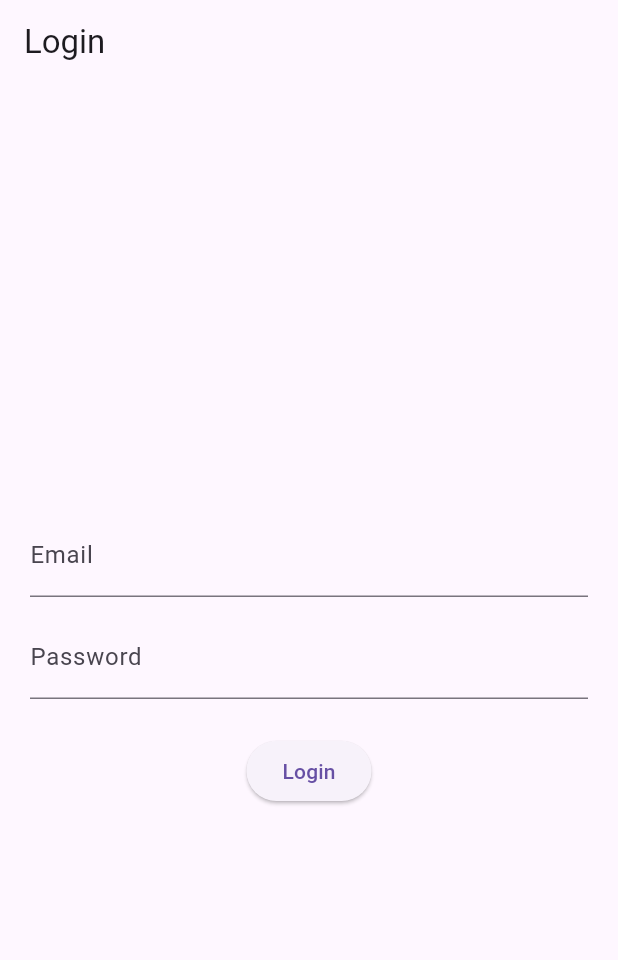
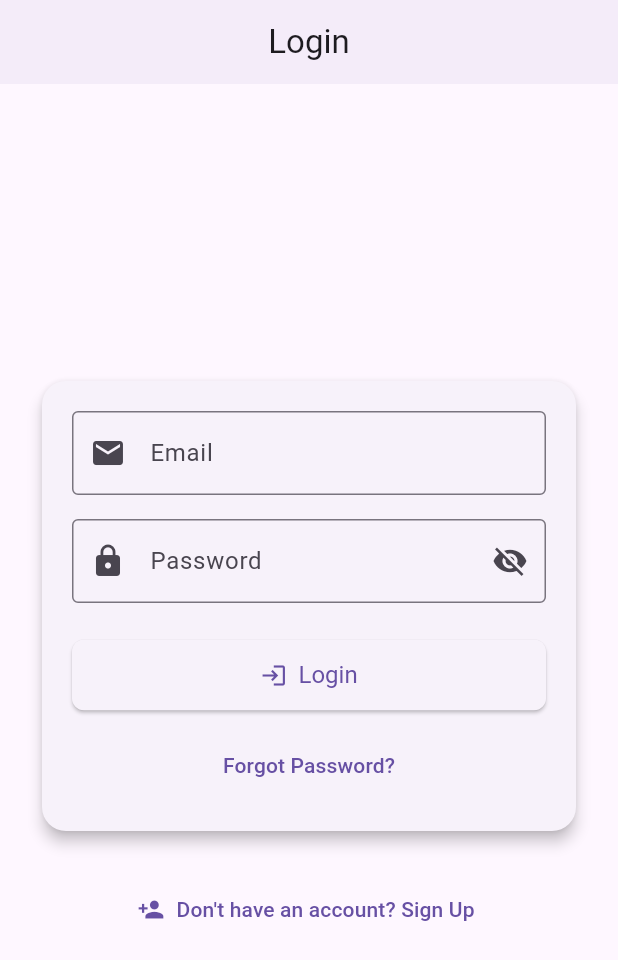
Before and after one commit to MamaFati/Blog_Post, a Flutter app: the screen it shows after launch, on a phone screen of 412 x 824 dp. Shown: the top 960 px of the screen. Run offline on Flutter 3.47's test engine with Material 3 defaults, Android fonts, the phone set to English and light mode, and no system bars; our stand-ins replace file_picker.

Commit message:
refactor: updated gradle version and modified login page

```diff
--- a/lib/views/auth/login_page.dart
+++ b/lib/views/auth/login_page.dart
@@ -15,14 +15,24 @@ class _LoginPageState extends State<LoginPage> {
   final _passwordController = TextEditingController();
   final _formKey = GlobalKey<FormState>();
   String _error = '';
+  bool _isLoading = false;
+  bool _showPassword = false;
 
-  void _handleLogin() {
+  void _handleLogin() async {
     if (_formKey.currentState!.validate()) {
+      setState(() {
+        _isLoading = true;
+        _error = '';
+      });
+      await Future.delayed(const Duration(seconds: 1)); // Simulate network
       final authProvider = Provider.of<AuthProvider>(context, listen: false);
       final success = authProvider.login(
         _usernameController.text.trim(),
         _passwordController.text.trim(),
       );
+      setState(() {
+        _isLoading = false;
+      });
       if (success) {
         Navigator.pushReplacementNamed(context, AppRoutes.home);
       } else {
@@ -36,39 +46,128 @@ class _LoginPageState extends State<LoginPage> {
   @override
   Widget build(BuildContext context) {
     return Scaffold(
-      appBar: AppBar(title: const Text("Login")),
-      body: Padding(
-        padding: const EdgeInsets.all(20.0),
+      appBar: AppBar(
+        title: const Text("Login"),
+        centerTitle: true,
+        elevation: 2,
+      ),
+      body: Center(
+        child: SingleChildScrollView(
+          padding: const EdgeInsets.all(24.0),
           child: Form(
             key: _formKey,
             child: Column(
               mainAxisAlignment: MainAxisAlignment.center,
               children: [
-              if (_error.isNotEmpty)
-                Text(_error, style: const TextStyle(color: Colors.red)),
+                AnimatedContainer(
+                  duration: const Duration(milliseconds: 400),
+                  curve: Curves.easeInOut,
+                  padding: _error.isNotEmpty
+                      ? const EdgeInsets.symmetric(vertical: 8)
+                      : EdgeInsets.zero,
+                  child: _error.isNotEmpty
+                      ? Row(
+                          mainAxisAlignment: MainAxisAlignment.center,
+                          children: [
+                            const Icon(Icons.error, color: Colors.red),
+                            const SizedBox(width: 8),
+                            Text(_error,
+                                style: const TextStyle(color: Colors.red)),
+                          ],
+                        )
+                      : const SizedBox.shrink(),
+                ),
+                Card(
+                  elevation: 4,
+                  shape: RoundedRectangleBorder(
+                      borderRadius: BorderRadius.circular(16)),
+                  child: Padding(
+                    padding: const EdgeInsets.all(20.0),
+                    child: Column(
+                      children: [
                         TextFormField(
                           controller: _usernameController,
-                decoration: const InputDecoration(labelText: "Email"),
+                          decoration: InputDecoration(
+                            labelText: "Email",
+                            prefixIcon: const Icon(Icons.email),
+                            border: const OutlineInputBorder(),
+                          ),
                           validator: (value) =>
                               value!.isEmpty ? "Please enter your email" : null,
                         ),
-              const SizedBox(height: 12),
+                        const SizedBox(height: 16),
                         TextFormField(
                           controller: _passwordController,
-                obscureText: true,
-                decoration: const InputDecoration(labelText: "Password"),
-                validator: (value) =>
-                    value!.isEmpty ? "Please enter your password" : null,
+                          obscureText: !_showPassword,
+                          decoration: InputDecoration(
+                            labelText: "Password",
+                            prefixIcon: const Icon(Icons.lock),
+                            border: const OutlineInputBorder(),
+                            suffixIcon: IconButton(
+                              icon: Icon(_showPassword
+                                  ? Icons.visibility
+                                  : Icons.visibility_off),
+                              onPressed: () {
+                                setState(() {
+                                  _showPassword = !_showPassword;
+                                });
+                              },
+                            ),
+                          ),
+                          validator: (value) => value!.isEmpty
+                              ? "Please enter your password"
+                              : null,
                         ),
                         const SizedBox(height: 24),
-              ElevatedButton(
-                onPressed: _handleLogin,
-                child: const Text("Login"),
+                        SizedBox(
+                          width: double.infinity,
+                          child: ElevatedButton.icon(
+                            icon: _isLoading
+                                ? const SizedBox(
+                                    width: 18,
+                                    height: 18,
+                                    child: CircularProgressIndicator(
+                                      strokeWidth: 2,
+                                      color: Colors.white,
+                                    ),
+                                  )
+                                : const Icon(Icons.login),
+                            label: Text(_isLoading ? "Logging in..." : "Login"),
+                            onPressed: _isLoading ? null : _handleLogin,
+                            style: ElevatedButton.styleFrom(
+                              padding: const EdgeInsets.symmetric(vertical: 14),
+                              textStyle: const TextStyle(fontSize: 16),
+                              shape: RoundedRectangleBorder(
+                                borderRadius: BorderRadius.circular(8),
+                              ),
+                            ),
+                          ),
+                        ),
+                        const SizedBox(height: 12),
+                        TextButton(
+                          onPressed: () {
+                            // TODO: Implement forgot password navigation
+                          },
+                          child: const Text("Forgot Password?"),
                         ),
                       ],
+                    ),
+                  ),
+                ),
+                const SizedBox(height: 24),
+                TextButton.icon(
+                  onPressed: () {
+                    // TODO: Implement sign up navigation
+                  },
+                  icon: const Icon(Icons.person_add),
+                  label: const Text("Don't have an account? Sign Up"),
+                ),
+              ],
+            ),
           ),
         ),
       ),
     );
   }
 }
+//
```
Also changed, not shown: 1 other file. Lines whose indentation alone changed are shown as unchanged.
